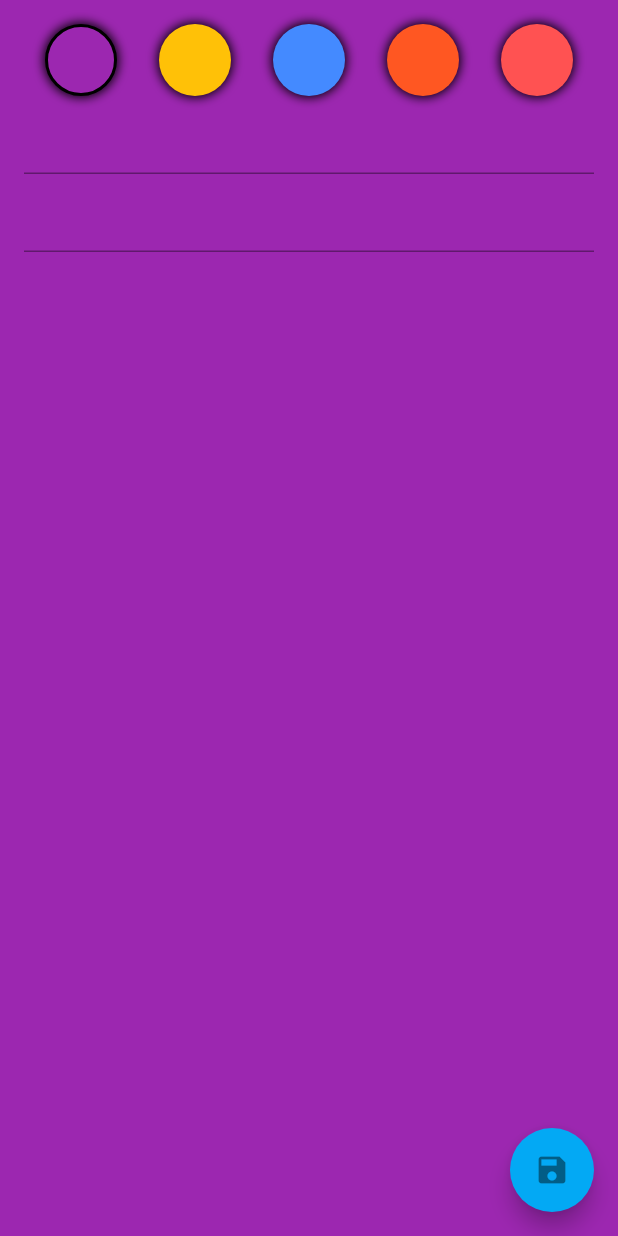
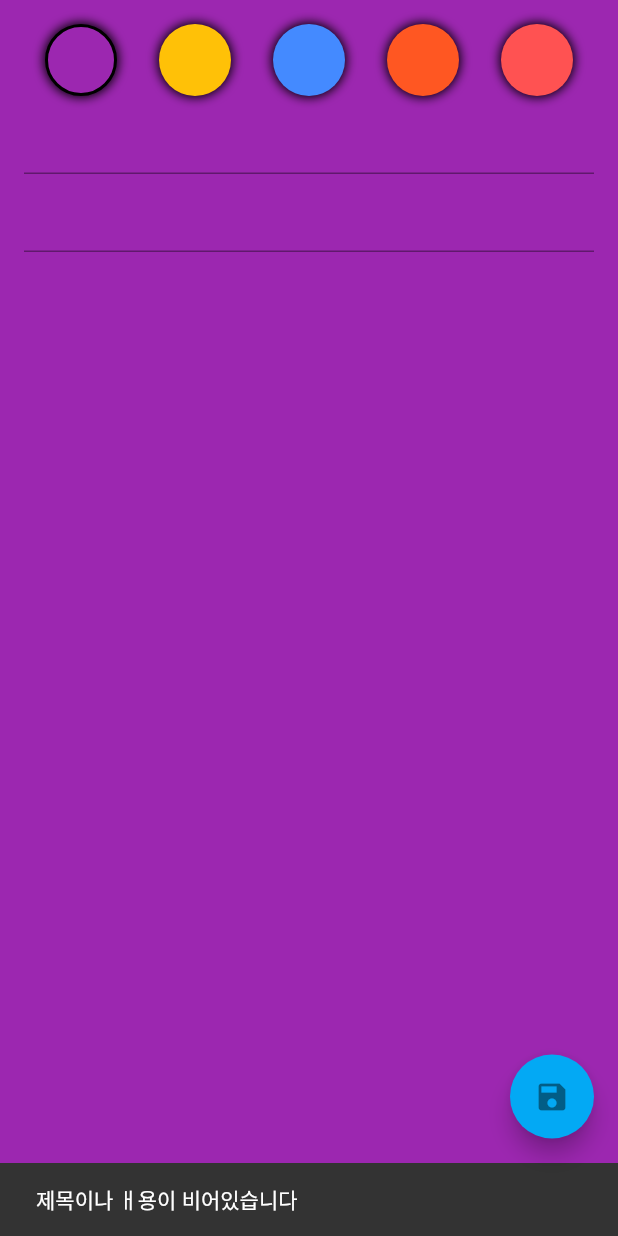
Before and after one commit to wogks/note_re, a Flutter app: the AddEditNoteScreen screen opened directly, after a tap on the "save" icon, on a phone screen of 412 x 824 dp. Run offline on Flutter 3.47's test engine with Material 2 defaults, Android fonts, the light colour scheme and no system bars; our stand-ins replace freezed_annotation, sqflite; accounts and stored records are empty; statements that could not run were skipped.

Commit message:
Feat: 새노트 작성 기능

```diff
--- a/lib/presentation/add_edit_note/add_edit_note_screen.dart
+++ b/lib/presentation/add_edit_note/add_edit_note_screen.dart
@@ -1,8 +1,16 @@
+import 'dart:async';
+
 import 'package:flutter/material.dart';
+import 'package:note_re/presentation/add_edit_note/add_edit_note_event.dart';
+import 'package:note_re/presentation/add_edit_note/add_note_view_model.dart';
 import 'package:note_re/ui/colors.dart';
+import 'package:provider/provider.dart';
+
+import '../../domain/model/note.dart';
 
 class AddEditNoteScreen extends StatefulWidget {
-  const AddEditNoteScreen({super.key});
+  final Note? note;
+  const AddEditNoteScreen({super.key, this.note});
 
   @override
   State<AddEditNoteScreen> createState() => _AddEditNoteScreenState();
@@ -11,6 +19,7 @@ class AddEditNoteScreen extends StatefulWidget {
 class _AddEditNoteScreenState extends State<AddEditNoteScreen> {
   final _titleController = TextEditingController();
   final _contentController = TextEditingController();
+  StreamSubscription? _streamSubscription;
 
   List<Color> noteColors = [
     roseBud,
@@ -19,11 +28,23 @@ class _AddEditNoteScreenState extends State<AddEditNoteScreen> {
     skyBlue,
     illusion,
   ];
+  @override
+  void initState() {
+    super.initState();
 
-  Color _color = roseBud;
+    Future.microtask(() {
+     final viewModel = context.read<AddEditNoteViewModel>();
+     viewModel.eventStream.listen((event) {
+      event.when(saveNote: () {
+        Navigator.pop(context, true);
+      },);
+      });
+    });
+  }
 
   @override
   void dispose() {
+    _streamSubscription?.cancel();
     _titleController.dispose();
     _contentController.dispose();
     super.dispose();
@@ -31,11 +52,12 @@ class _AddEditNoteScreenState extends State<AddEditNoteScreen> {
 
   @override
   Widget build(BuildContext context) {
+    final viewModel = context.watch<AddEditNoteViewModel>();
     return Scaffold(
       body: AnimatedContainer(
         duration: const Duration(milliseconds: 500),
         padding: const EdgeInsets.all(16),
-        color: _color,
+        color: Color(viewModel.color),
         child: Column(
           children: [
             Row(
@@ -44,12 +66,12 @@ class _AddEditNoteScreenState extends State<AddEditNoteScreen> {
                   .map(
                     (color) => GestureDetector(
                       onTap: () {
-                        setState(() {
-                          _color = color;
-                        });
+                        viewModel
+                            .onEvent(AddEditNoteEvent.changeColor(color.value));
                       },
-                      child:
-                          _buildBack(color: color, selected: _color == color),
+                      child: _buildBack(
+                          color: color,
+                          selected: viewModel.color == color.value),
                     ),
                   )
                   .toList(),
@@ -74,7 +96,20 @@ class _AddEditNoteScreenState extends State<AddEditNoteScreen> {
         ),
       ),
       floatingActionButton: FloatingActionButton(
-        onPressed: () {},
+        onPressed: () {
+          if (_titleController.text.isEmpty ||
+              _contentController.text.isEmpty) {
+            const snackBar = SnackBar(content: Text('제목이나 ㅐ용이 비어있습니다'));
+            ScaffoldMessenger.of(context).showSnackBar(snackBar);
+          }
+          viewModel.onEvent(
+            AddEditNoteEvent.saveNote(
+              widget.note == null ? null : widget.note!.id,
+              _titleController.text,
+              _contentController.text,
+            ),
+          );
+        },
         child: const Icon(Icons.save),
       ),
     );
--- a/lib/presentation/add_edit_note/add_note_view_model.dart
+++ b/lib/presentation/add_edit_note/add_note_view_model.dart
@@ -2,11 +2,12 @@ import 'package:flutter/material.dart';
 import 'package:note_re/domain/model/note.dart';
 import 'package:note_re/domain/repository/note_repository.dart';
 import 'package:note_re/presentation/add_edit_note/add_edit_note_event.dart';
+import 'package:note_re/ui/colors.dart';
 
 class AddEditNoteViewModel with ChangeNotifier {
   final NoteRepository repository;
 
-  int _color = Colors.orange.value;
+  int _color = roseBud.value;
   int get color => _color;
 
   AddEditNoteViewModel(this.repository);
--- a/lib/presentation/notes/notes_event.dart
+++ b/lib/presentation/notes/notes_event.dart
@@ -5,7 +5,7 @@ import '../../domain/model/note.dart';
 part 'notes_event.freezed.dart';
 
 @freezed
-abstract class NotesEvent<T> with _$NotesEvent<T> {
+abstract class NotesEvent with _$NotesEvent {
   const factory NotesEvent.loadNotes() = LoadNotes;
   const factory NotesEvent.deleteNote(Note note) = DeleteNote;
   const factory NotesEvent.restoreNote() = RestoreNote;
--- a/lib/presentation/notes/notes_view_model.dart
+++ b/lib/presentation/notes/notes_view_model.dart
@@ -11,7 +11,9 @@ class NotesViewModel with ChangeNotifier {
   NotesState get state => _state;
 
   Note? _recentDeleted;
-  NotesViewModel(this.repository);
+  NotesViewModel(this.repository) {
+    _loadNotes();
+  }
 
   void onEvent(NotesEvent event) {
     event.when(
```
Also changed, not shown: lib/presentation/add_edit_note/add_edit_ui_event.dart (added, +8 -0 lines), lib/presentation/notes/notes_screen.dart (+12 -18 lines), lib/presentation/add_edit_note/add_edit_ui_event.freezed.dart (added), lib/presentation/notes/notes_event.freezed.dart.
